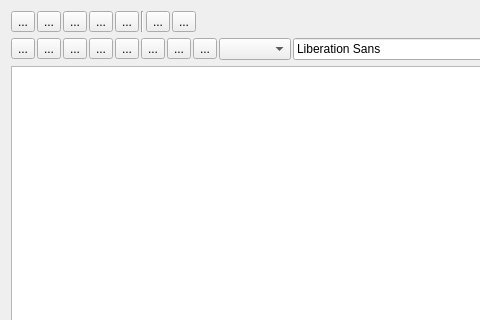
The window that src/IDiaryEditWidget.ui (ntruchsess/QLandkarteGT) describes before a commit, drawn with Qt 5; both pictures show x 0 to 480 and y 0 to 320 of the 909 by 502 pixel window.
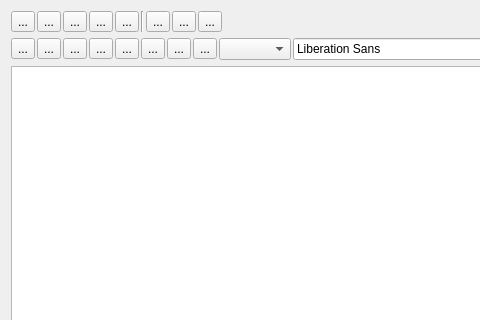
The same window after the commit.

Commit message: add diary printing

The edit to the form file:
```diff
--- a/src/IDiaryEditWidget.ui
+++ b/src/IDiaryEditWidget.ui
@@ -114,6 +114,13 @@
        </property>
       </widget>
      </item>
+     <item>
+      <widget class="QToolButton" name="toolPrint">
+       <property name="text">
+        <string>...</string>
+       </property>
+      </widget>
+     </item>
      <item>
       <spacer>
        <property name="orientation">
```
The commit also changes 3 other files.
